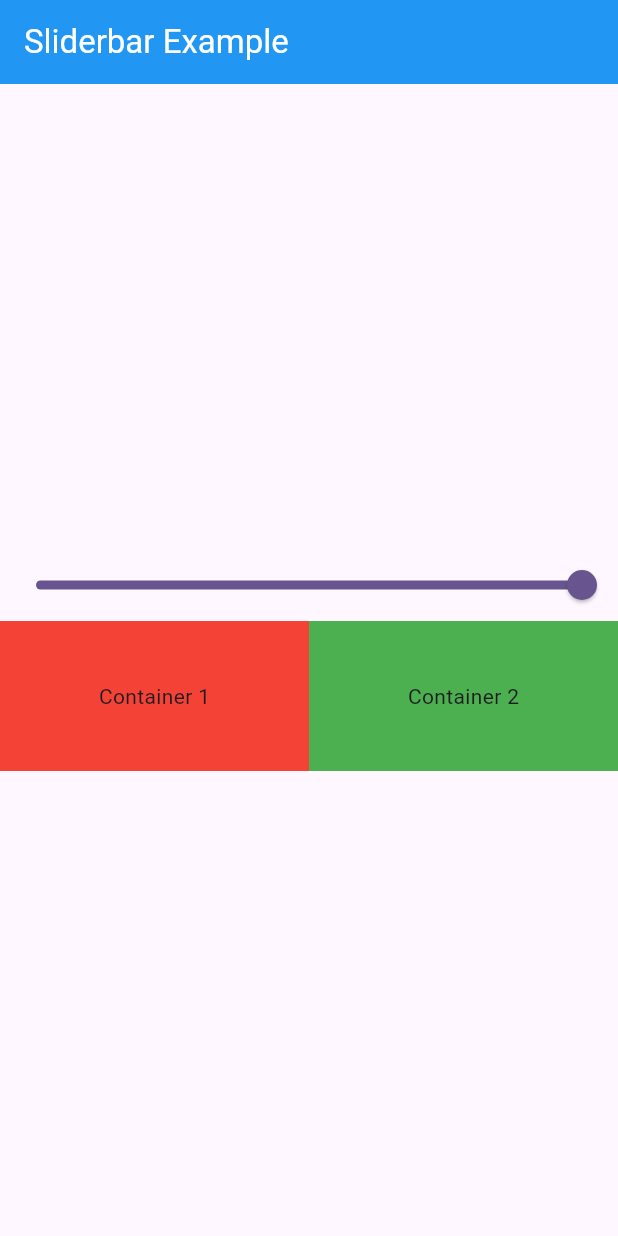
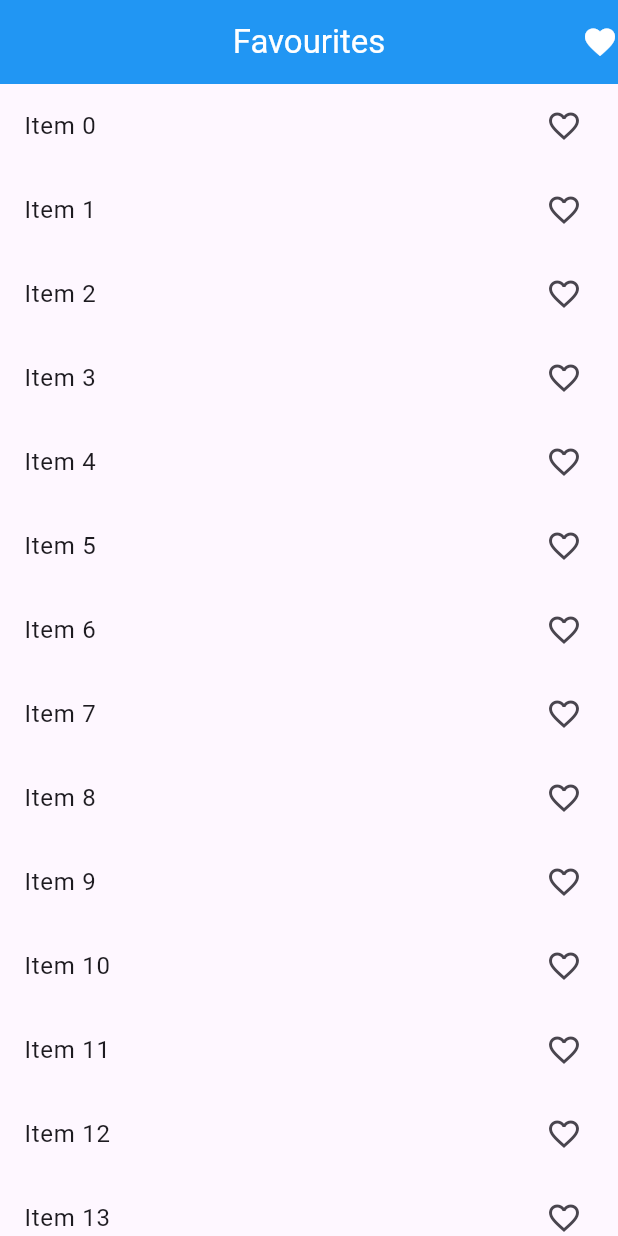
Before and after one commit to sarahpng/provider-lessons, a Flutter app: the screen it shows after launch, on a phone screen of 412 x 824 dp. Run offline on Flutter 3.47's test engine with Material 3 defaults, Android fonts, the phone set to English and light mode, and no system bars.

Commit message:
third lecture

```diff
--- a/lib/main.dart
+++ b/lib/main.dart
@@ -4,12 +4,14 @@
 import 'package:provider_lessons/first_lecture/screens/count_Example.dart';
 import 'package:provider_lessons/second_lecture/provider/container_one_provider.dart';
 import 'package:provider_lessons/second_lecture/screen/slider_example.dart';
+import 'package:provider_lessons/third_lecture/provider/favourite_provider.dart';
+import 'package:provider_lessons/third_lecture/screens/favourite_screen.dart';
+import 'package:provider_lessons/third_lecture/screens/my_favourites.dart';
 
 void main() {
   runApp(const MyApp());
 }
 
-// ----- Lecture one -----------------
 class MyApp extends StatelessWidget {
   const MyApp({super.key});
 
@@ -19,6 +21,7 @@
       providers: [
         ChangeNotifierProvider(create: (context) => CountProvider()),
         ChangeNotifierProvider(create: (context) => ContainerOneProvider()),
+        ChangeNotifierProvider(create: (context) => FavouriteProvider()),
       ],
       child: MaterialApp(
         title: 'Flutter Demo',
@@ -26,23 +29,11 @@
           colorScheme: ColorScheme.fromSeed(seedColor: Colors.deepPurple),
           useMaterial3: true,
         ),
-        home: const SliderExample(),
+        routes: {
+          '/myFavourites': (context) => MyFavourites(),
+        },
+        home: const FavouriteScreen(),
       ),
     );
   }
 }
-
-// class MyApp extends StatelessWidget {
-//   const MyApp({super.key});
-
-//   @override
-//   Widget build(BuildContext context) {
-//     return ChangeNotifierProvider(
-//       create: (context) {},
-//       child: MaterialApp(
-//         title: 'Flutter Demo',
-//         home: const SliderExample(),
-//       ),
-//     );
-//   }
-// }
--- /dev/null
+++ b/lib/third_lecture/provider/favourite_provider.dart
@@ -0,0 +1,21 @@
+import 'package:flutter/material.dart';
+
+class FavouriteProvider extends ChangeNotifier {
+  List<int> _selectedItem = [];
+  List<int> get selectedItem => _selectedItem;
+
+  void addItem(int value) {
+    _selectedItem.add(value);
+    notifyListeners();
+  }
+
+  void removeItem(int value) {
+    _selectedItem.remove(value);
+    notifyListeners();
+  }
+
+  void remove(int index) {
+    _selectedItem.removeAt(index);
+    notifyListeners();
+  }
+}
--- /dev/null
+++ b/lib/third_lecture/screens/favourite_screen.dart
@@ -0,0 +1,67 @@
+import 'package:flutter/material.dart';
+import 'package:provider/provider.dart';
+import 'package:provider_lessons/third_lecture/provider/favourite_provider.dart';
+
+class FavouriteScreen extends StatefulWidget {
+  const FavouriteScreen({super.key});
+
+  @override
+  State<FavouriteScreen> createState() => _FavouriteScreenState();
+}
+
+class _FavouriteScreenState extends State<FavouriteScreen> {
+  @override
+  Widget build(BuildContext context) {
+    // final provider = Provider.of<FavouriteProvider>(context);
+    print('build');
+    return Scaffold(
+      appBar: AppBar(
+        actions: [
+          InkWell(
+            onTap: () {
+              Navigator.of(context).pushNamed('/myFavourites');
+            },
+            child: Icon(
+              Icons.favorite,
+              color: Colors.white,
+            ),
+          ),
+        ],
+        backgroundColor: Colors.blue,
+        centerTitle: true,
+        title: Text(
+          'Favourites',
+          style: TextStyle(
+            color: Colors.white,
+          ),
+        ),
+      ),
+      body: Column(
+        children: [
+          Expanded(
+            child: ListView.builder(
+                itemCount: 100,
+                itemBuilder: (context, index) {
+                  return Consumer<FavouriteProvider>(
+                      builder: (context, provider, child) {
+                    return ListTile(
+                      onTap: () {
+                        if (provider.selectedItem.contains(index)) {
+                          provider.removeItem(index);
+                        } else {
+                          provider.addItem(index);
+                        }
+                      },
+                      title: Text('Item $index'),
+                      trailing: Icon(provider.selectedItem.contains(index)
+                          ? Icons.favorite
+                          : Icons.favorite_outline),
+                    );
+                  });
+                }),
+          ),
+        ],
+      ),
+    );
+  }
+}
```
Also changed, not shown: lib/third_lecture/screens/my_favourites.dart (added, +49 -0 lines).
